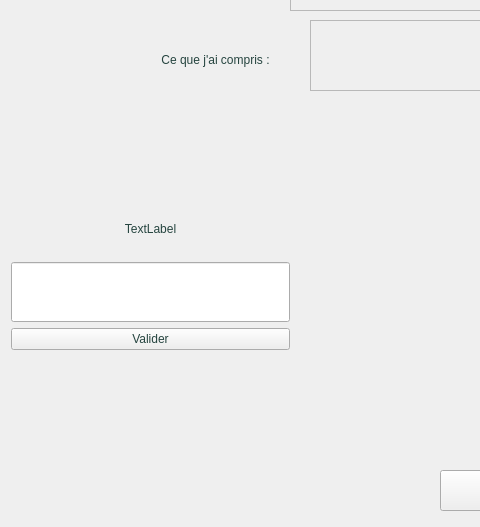
Old version of the form surirobot/core/gui/mainwindow.ui in the repository suricats/surirobot-client-ng; both pictures show x 0 to 480 and y 250 to 777 of the 1230 by 777 pixel window.
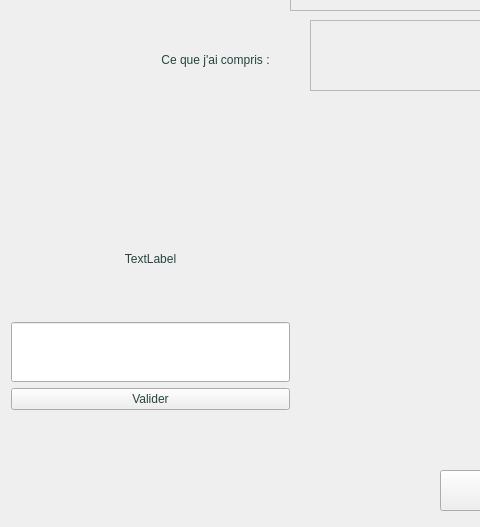
New version of the form.

Commit message: Change ui to show image

Diff of the .ui file:
```diff
--- a/surirobot/core/gui/mainwindow.ui
+++ b/surirobot/core/gui/mainwindow.ui
@@ -235,7 +235,7 @@
       <x>0</x>
       <y>440</y>
       <width>301</width>
-      <height>251</height>
+      <height>311</height>
      </rect>
     </property>
     <layout class="QVBoxLayout" name="manualLayout">
@@ -834,6 +834,28 @@
      <number>0</number>
     </property>
    </widget>
+   <widget class="QLabel" name="imageViewer">
+    <property name="geometry">
+     <rect>
+      <x>26</x>
+      <y>344</y>
+      <width>291</width>
+      <height>131</height>
+     </rect>
+    </property>
+    <property name="frameShape">
+     <enum>QFrame::NoFrame</enum>
+    </property>
+    <property name="frameShadow">
+     <enum>QFrame::Plain</enum>
+    </property>
+    <property name="text">
+     <string/>
+    </property>
+    <property name="alignment">
+     <set>Qt::AlignCenter</set>
+    </property>
+   </widget>
   </widget>
  </widget>
  <layoutdefault spacing="6" margin="11"/>
```
The commit also changes 4 other files.
